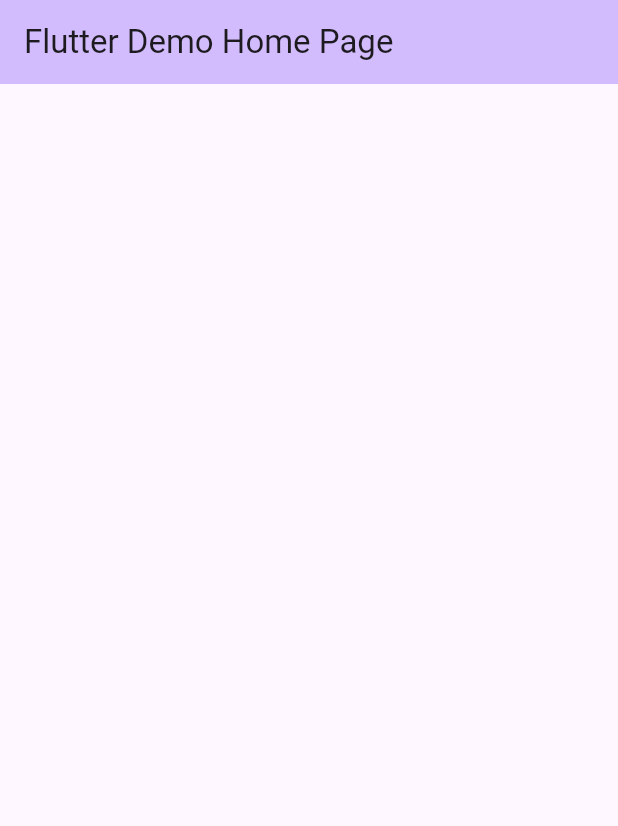
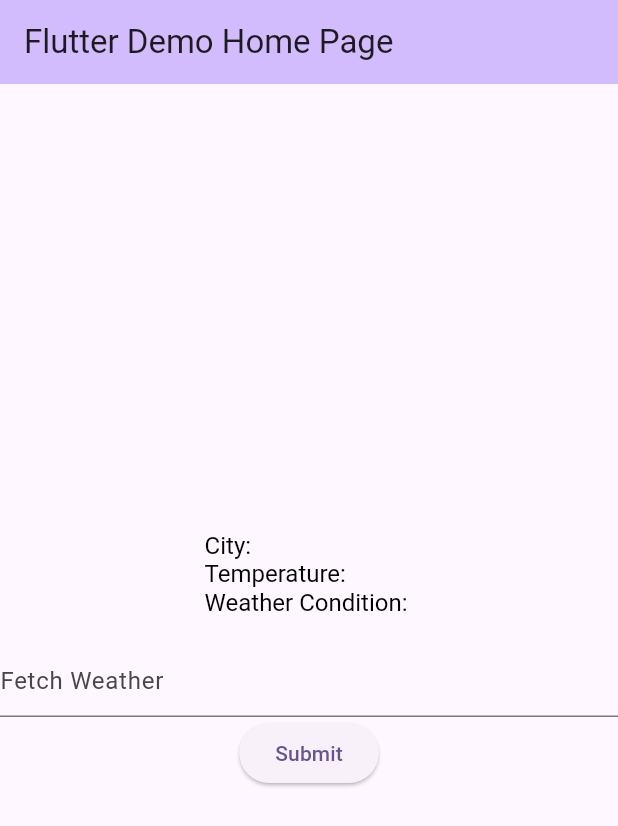
Before and after one commit to RezRak/MADWeatherApp, a Flutter app: the screen it shows after launch, on a phone screen of 412 x 824 dp. Shown: the top 826 px of the screen. Run offline on Flutter 3.47's test engine with Material 3 defaults, Android fonts, the phone set to English and light mode, and no system bars.

Commit message:
Basic UI with input field and button

```diff
--- a/lib/main.dart
+++ b/lib/main.dart
@@ -55,7 +55,9 @@ class MyHomePage extends StatefulWidget {
 }
 
 class _MyHomePageState extends State<MyHomePage> {
+  TextEditingController _controller = TextEditingController();
 
+  String userCity = '';
 
   @override
   Widget build(BuildContext context) {
@@ -94,7 +96,36 @@ class _MyHomePageState extends State<MyHomePage> {
           // wireframe for each widget.
           mainAxisAlignment: MainAxisAlignment.center,
           children: <Widget>[
+            RichText(
+              text: TextSpan(
+                style: TextStyle(fontSize: 16.0, color: Colors.black),
+                children: [
+                  TextSpan(
+                    text: 'City: \n',
 
+                  ),
+                  TextSpan(
+                    text: 'Temperature: \n',
+
+                  ),
+                  TextSpan(
+                    text: 'Weather Condition: \n',
+
+                  ),
+                ],
+              ),
+            ),
+
+            TextFormField(
+              controller: _controller,
+              decoration: InputDecoration(
+                hintText: 'Fetch Weather'
+              ),
+            ),
+            ElevatedButton(
+              onPressed: () {userCity = _controller.text;},
+              child: Text('Submit')
+            ),
           ],
         ),
       ),
```
